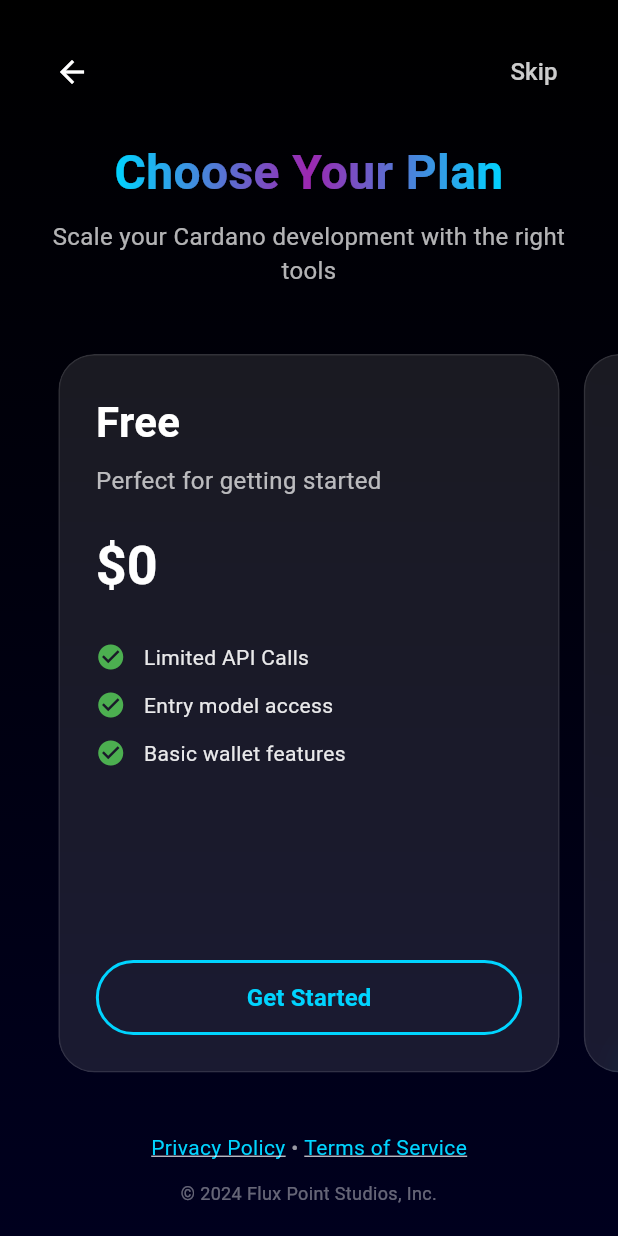
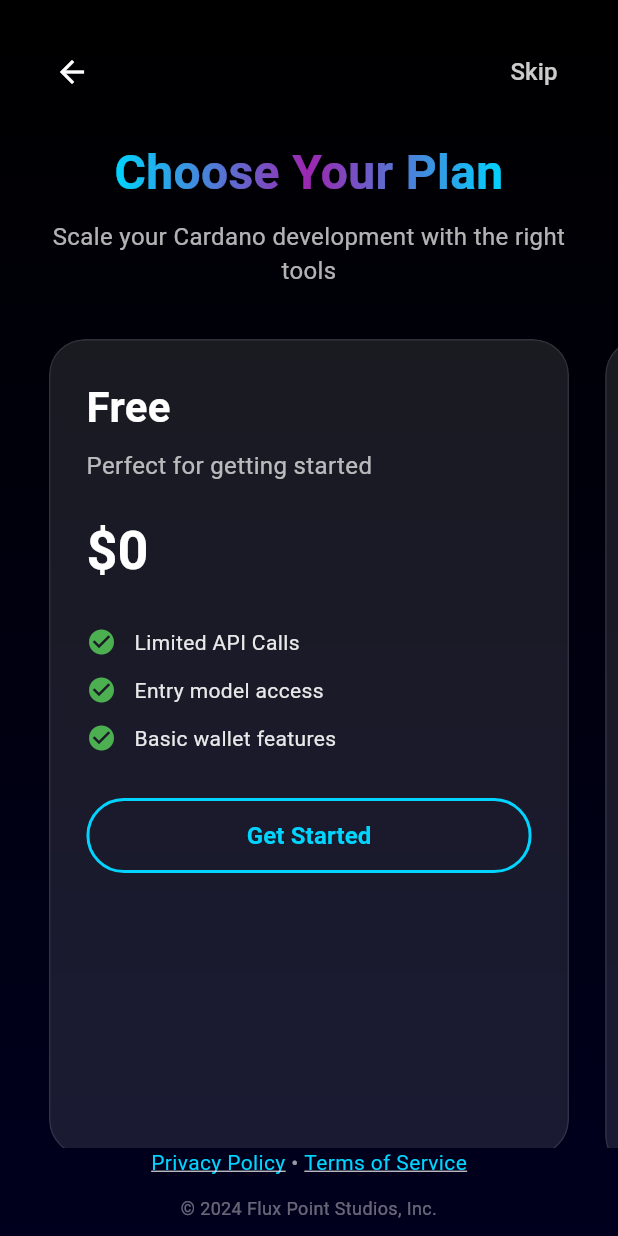
Before and after one commit to Flux-Point-Studios/yuti, a Flutter app: the PricingScreen screen opened directly, on a phone screen of 412 x 824 dp. Run offline on Flutter 3.47's test engine with Material 3 defaults, Android fonts, the phone set to English and light mode, and no system bars; our stand-ins replace flutter_markdown, flutter_secure_storage, hex, permission_handler, qr_flutter, speech_to_text and 1 more; missing offline and left inert: bip39_plus, flutter_web_auth, mobile_scanner; accounts and stored records are empty.

Commit message:
✨ UPDATE: Enhance Pricing Screen Layout and Add .vercel to .gitignore
- Adjusted spacing in the pricing screen for improved UI consistency.
- Replaced the PageView with a SingleChildScrollView to enhance usability on smaller screens.
- Updated the dropdown button styling for better visibility and user experience.
- Added .vercel to .gitignore to prevent tracking of deployment configuration files.

✅ Result: Improved user interface and experience on the pricing screen, along with enhanced project file management.

```diff
--- a/lib/screens/pricing_screen.dart
+++ b/lib/screens/pricing_screen.dart
@@ -145,9 +145,8 @@ class _PricingScreenState extends State<PricingScreen>
                 children: [
                   _buildHeader(),
                   Expanded(child: _buildPricingContent()),
-                  const SizedBox(height: 20),
                   _buildFooterLinks(),
-                  const SizedBox(height: 20),
+                  const SizedBox(height: 10),
                 ],
               ),
               if (_isLoading) _buildLoadingOverlay(),
@@ -234,15 +233,20 @@ class _PricingScreenState extends State<PricingScreen>
           offset: Offset(0, _slideAnimation.value),
           child: Opacity(
             opacity: _fadeAnimation.value,
+            child: SingleChildScrollView(
+              child: SizedBox(
+                height: MediaQuery.of(context).size.height * 0.7,
                 child: PageView.builder(
                   itemCount: _plans.length,
-              controller: PageController(viewportFraction: 0.85),
+                  controller: PageController(viewportFraction: 0.9),
                   itemBuilder: (context, index) {
                     return Container(
                       margin: const EdgeInsets.symmetric(horizontal: 8),
                       child: _buildPricingCard(_plans[index], index),
                     );
                   },
+                ),
+              ),
             ),
           ),
         );
@@ -267,7 +271,7 @@ class _PricingScreenState extends State<PricingScreen>
           child: Opacity(
             opacity: cardAnimation.value,
             child: Container(
-              margin: const EdgeInsets.symmetric(vertical: 20),
+              margin: const EdgeInsets.symmetric(vertical: 10, horizontal: 4),
               child: Stack(
                 children: [
                   ClipRRect(
@@ -288,6 +292,13 @@ class _PricingScreenState extends State<PricingScreen>
                             width: plan.isRecommended ? 2 : 1,
                           ),
                         ),
+                        child: SingleChildScrollView(
+                          child: ConstrainedBox(
+                            constraints: BoxConstraints(
+                              minHeight:
+                                  MediaQuery.of(context).size.height * 0.6,
+                            ),
+                            child: IntrinsicHeight(
                               child: Column(
                                 crossAxisAlignment: CrossAxisAlignment.start,
                                 children: [
@@ -296,12 +307,17 @@ class _PricingScreenState extends State<PricingScreen>
                                   _buildPlanPrice(plan),
                                   const SizedBox(height: 24),
                                   _buildPlanFeatures(plan),
-                            const Spacer(),
-                            if (plan.value != 'FREE') _buildPaymentMethod(plan),
+                                  const SizedBox(height: 24),
+                                  if (plan.value != 'FREE')
+                                    _buildPaymentMethod(plan),
                                   if (plan.value != 'FREE')
                                     const SizedBox(height: 16),
                                   _buildSubscribeButton(plan),
+                                  const SizedBox(height: 16),
                                 ],
+                              ),
+                            ),
+                          ),
                         ),
                       ),
                     ),
@@ -413,20 +429,31 @@ class _PricingScreenState extends State<PricingScreen>
             borderRadius: BorderRadius.circular(8),
             border: Border.all(color: Colors.white.withOpacity(0.2)),
           ),
+          child: Theme(
+            data: Theme.of(context).copyWith(
+              canvasColor: AppColors.backgroundMedium,
+            ),
             child: DropdownButton<String>(
               value: _paymentMethod,
               dropdownColor: AppColors.backgroundMedium,
               underline: const SizedBox(),
               isExpanded: true,
               style: const TextStyle(color: Colors.white),
+              icon: const Icon(Icons.arrow_drop_down, color: Colors.white),
               items: const [
                 DropdownMenuItem(
                   value: 'stripe',
-                child: Text('Credit Card (Stripe)'),
+                  child: Text(
+                    'Credit Card (Stripe)',
+                    style: TextStyle(color: Colors.white),
+                  ),
                 ),
                 DropdownMenuItem(
                   value: 'ada',
-                child: Text('Token & NFT Holders'),
+                  child: Text(
+                    'Token & NFT Holders',
+                    style: TextStyle(color: Colors.white),
+                  ),
                 ),
               ],
               onChanged: (value) {
@@ -434,6 +461,7 @@ class _PricingScreenState extends State<PricingScreen>
                   _paymentMethod = value ?? 'stripe';
                 });
               },
+            ),
           ),
         ),
       ],
```
Also changed, not shown: 1 other file. Lines whose indentation alone changed are shown as unchanged.
